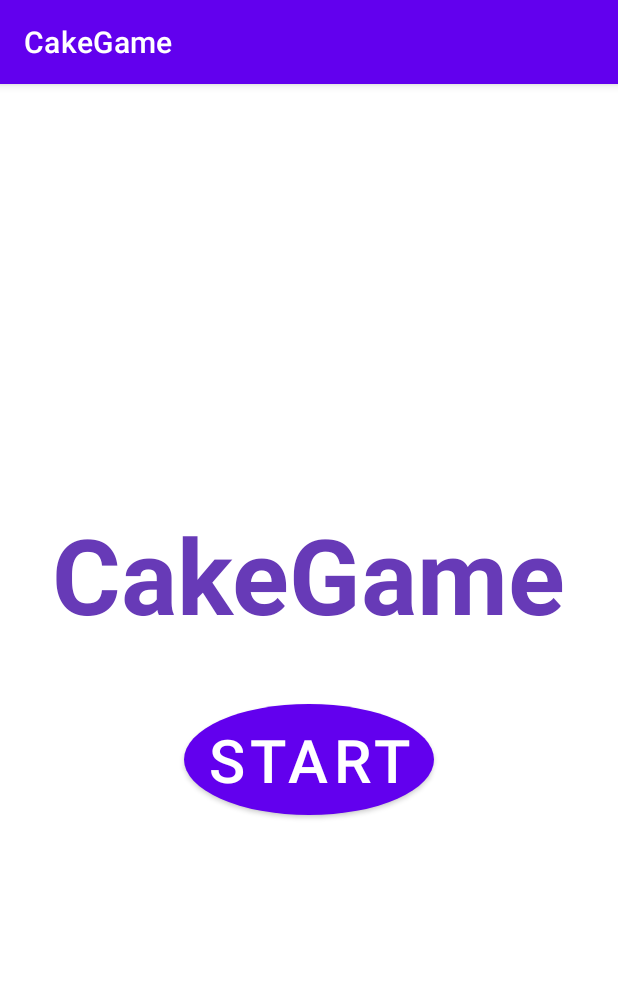
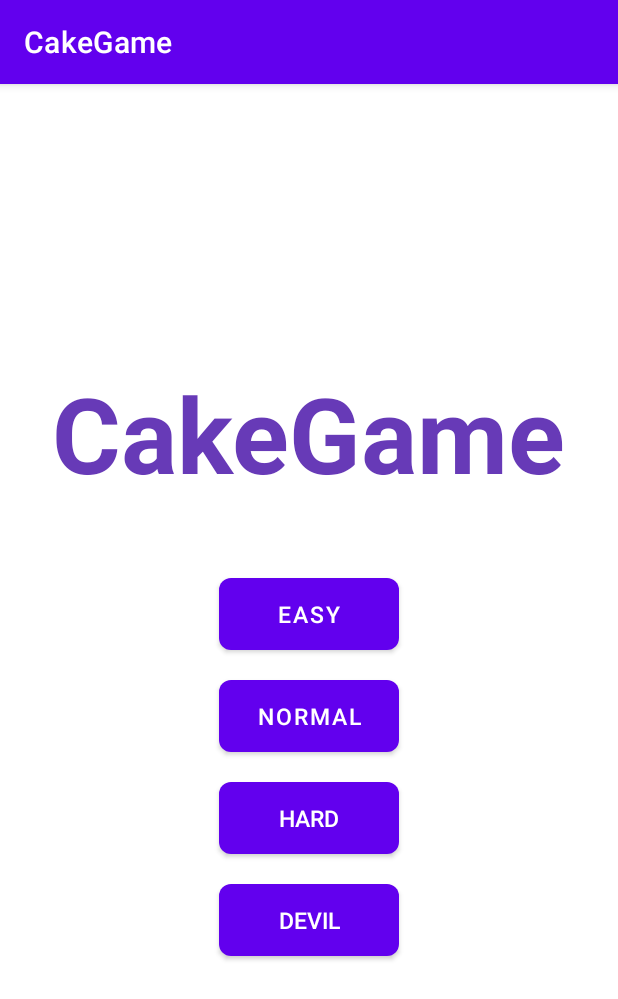
Before and after one commit to clairechien0627/CakeGame, an Android app: the screen it shows after launch (MainActivity), on a phone screen of 412 x 824 dp. Shown: the top 999 px of the screen. Run offline under Robolectric (Android 15) with nearby library versions, the phone set to English and light mode, and no system bars.

Commit message:
新增遊戲模式、addCake動畫、更多音效

```diff
--- a/app/src/main/java/com/example/cakegame/MainActivity.java
+++ b/app/src/main/java/com/example/cakegame/MainActivity.java
@@ -2,22 +2,74 @@ package com.example.cakegame;
 
 import android.content.Intent;
 import android.os.Bundle;
+import android.view.*;
+import android.view.animation.*;
 import android.widget.Button;
 
 import androidx.appcompat.app.AppCompatActivity;
 
 public class MainActivity extends AppCompatActivity {
 
+    public static SoundPlay soundPlay;
+
     @Override
     protected void onCreate(Bundle savedInstanceState) {
         super.onCreate(savedInstanceState);
         setContentView(R.layout.activity_main);
 
-        Button start = findViewById(R.id.start);
-        start.setOnClickListener(v -> {
-            Intent intent =  new Intent(MainActivity.this, MainActivity2.class);
-            startActivity(intent);
-        });
+        soundPlay = new SoundPlay(this);
+        Button[] difficulty = new Button[4];
+        difficulty[0] = findViewById(R.id.difficulty1);
+        difficulty[1] = findViewById(R.id.difficulty2);
+        difficulty[2] = findViewById(R.id.difficulty3);
+        difficulty[3] = findViewById(R.id.difficulty4);
+
+        for (int i = 0; i < 4; i++) {
+            final int index = i; // 使用 final 变量保存索引
+            difficulty[i].setOnClickListener(new View.OnClickListener() {
+                @Override
+                public void onClick(View v) {
+                    // 新增一个动画集合
+                    AnimationSet animSet = new AnimationSet(true);
+
+                    // 步骤2：放大1.2倍的动画
+                    ScaleAnimation animation = new ScaleAnimation(
+                            1.0f, // x起始缩放比例
+                            1.2f, // x结束缩放比例
+                            1.0f, // x起始缩放比例
+                            1.2f, // y结束缩放比例
+                            Animation.RELATIVE_TO_SELF, 0.5f,
+                            Animation.RELATIVE_TO_SELF, 0.5f);
+                    animation.setDuration(200);
+
+                    // 步骤3：旋转-20度的动画
+                    RotateAnimation rotateAnimation = new RotateAnimation(
+                            0.0f, // 起始角度
+                            -20f, // 结束角度
+                            RotateAnimation.RELATIVE_TO_SELF, // pivotXType
+                            0.5f, // 设置x旋转中心点
+                            RotateAnimation.RELATIVE_TO_SELF,
+                            0.5f); // 设置y旋转中心点
+                    // 动画持续时间
+                    rotateAnimation.setDuration(200);
+
+                    // 将放大及旋转的动画放入动画集合
+                    animSet.addAnimation(animation);
+                    animSet.addAnimation(rotateAnimation);
+
+                    CakePane cakepane = new CakePane(index);
+
+                    // 步骤4：开始动画
+                    difficulty[index].startAnimation(animSet);
+                    soundPlay.getSound("start");
+                    Intent intent =  new Intent(MainActivity.this, MainActivity2.class);
+                    startActivity(intent);
+                }
+            });
+        }
+
+
+
 
     }
 
--- a/app/src/main/java/com/example/cakegame/ScoreBoard.java
+++ b/app/src/main/java/com/example/cakegame/ScoreBoard.java
@@ -17,10 +17,6 @@ public class ScoreBoard {
 
     public Score getCurrentScore() {
         return currentScore;
-    }
-
-    public void addCurrentScore() {
-        totalScoreBoard.add(currentScore);
     }
 
     public ArrayList<Score> getScoreBoard_num() { //按編號排序
--- a/app/src/main/java/com/example/cakegame/SoundPlay.java
+++ b/app/src/main/java/com/example/cakegame/SoundPlay.java
@@ -22,6 +22,9 @@ public class SoundPlay {
 
         soundMap.put("choose", soundPool.load(context, R.raw.choose, 1));
         soundMap.put("full", soundPool.load(context, R.raw.full, 1));
+        soundMap.put("add", soundPool.load(context, R.raw.add, 1));
+        soundMap.put("end", soundPool.load(context, R.raw.end, 1));
+        soundMap.put("start", soundPool.load(context, R.raw.start, 1));
 
 
     }
--- a/app/src/main/res/drawable/destination_circle.xml
+++ b/app/src/main/res/drawable/destination_circle.xml
@@ -1,7 +1,7 @@
 <?xml version="1.0" encoding="utf-8"?>
 <shape xmlns:android="http://schemas.android.com/apk/res/android"
     android:shape="oval">
-    <solid android:color="@android:color/white" />
+    <solid android:color="#27FFFFFF" />
 <!--    <stroke-->
 <!--        android:width="2dp"-->
 <!--        android:color="#F44336"/>-->
--- /dev/null
+++ b/app/src/main/res/drawable/difficulty_button.xml
@@ -0,0 +1,12 @@
+<?xml version="1.0" encoding="utf-8"?>
+<selector xmlns:android="http://schemas.android.com/apk/res/android">
+<item>
+    <shape android:shape="rectangle">
+        <solid android:color="@color/purple_200"/>
+        <corners android:radius="8dp" />
+        <padding android:left="10dp" android:top="10dp" android:right="10dp" android:bottom="10dp" />
+        <size android:width="70dp"
+            android:height="30dp"/>
+    </shape>
+</item>
+</selector>
--- a/app/src/main/res/layout/activity_main.xml
+++ b/app/src/main/res/layout/activity_main.xml
@@ -5,31 +5,62 @@
     android:id="@+id/main"
     android:layout_width="match_parent"
     android:layout_height="match_parent"
-    android:layout_gravity="center"
     android:gravity="center"
     android:orientation="vertical"
-    android:padding="10dp"
+    android:padding="0dp"
     tools:context=".MainActivity">
 
     <TextView
         android:id="@+id/app_name"
         android:layout_width="wrap_content"
         android:layout_height="wrap_content"
+        android:gravity="center"
         android:text="@string/app_name"
-        android:textStyle="bold"
         android:textColor="#673AB7"
         android:textSize="70sp"
-        android:gravity="center"
-        />
+        android:textStyle="bold" />
+
+
 
     <Button
-        android:id="@+id/start"
-        android:layout_width="wrap_content"
+        android:id="@+id/difficulty1"
+        android:layout_width="120dp"
         android:layout_height="wrap_content"
-        android:layout_marginTop="40dp"
-        android:text="@string/start"
-        android:textSize="40sp"
-        android:background="@drawable/shape_circle"
+        android:layout_marginTop="50dp"
+        android:background="@drawable/difficulty_button"
         android:maxLines="1"
-        />
+        android:text="easy"
+        android:textSize="15sp" />
+
+    <Button
+        android:id="@+id/difficulty2"
+        android:layout_width="120dp"
+        android:layout_height="wrap_content"
+        android:layout_marginTop="20dp"
+        android:background="@drawable/difficulty_button"
+        android:maxLines="1"
+        android:text="normal"
+        android:textSize="15sp" />
+
+    <Button
+        android:id="@+id/difficulty3"
+        style="@style/Widget.AppCompat.Button"
+        android:layout_width="120dp"
+        android:layout_height="wrap_content"
+        android:layout_marginTop="20dp"
+        android:background="@drawable/difficulty_button"
+        android:maxLines="1"
+        android:text="hard"
+        android:textSize="15sp" />
+
+    <Button
+        android:id="@+id/difficulty4"
+        style="@style/Widget.AppCompat.Button"
+        android:layout_width="120dp"
+        android:layout_height="wrap_content"
+        android:layout_marginTop="20dp"
+        android:background="@drawable/difficulty_button"
+        android:maxLines="1"
+        android:text="devil"
+        android:textSize="15sp" />
 </LinearLayout>
```
Also changed, not shown: app/src/main/java/com/example/cakegame/CakePane.java (+26 -6 lines), app/src/main/java/com/example/cakegame/CakeView.java (+52 -4 lines), app/src/main/java/com/example/cakegame/MainActivity2.java (+5 -5 lines), app/src/main/res/drawable/cake_1.xml (deleted, +0 -17 lines), app/src/main/res/drawable/cake_2.xml (deleted, +0 -16 lines), app/src/main/res/drawable/cake_3.xml (deleted, +0 -16 lines), app/src/main/res/drawable/cake_4.xml (deleted, +0 -16 lines), app/src/main/res/drawable/cake_5.xml (deleted, +0 -16 lines), app/src/main/res/drawable/cake_6.xml (deleted, +0 -16 lines), app/src/main/res/layout/activity_main2.xml (+4 -4 lines), 3 other files.
